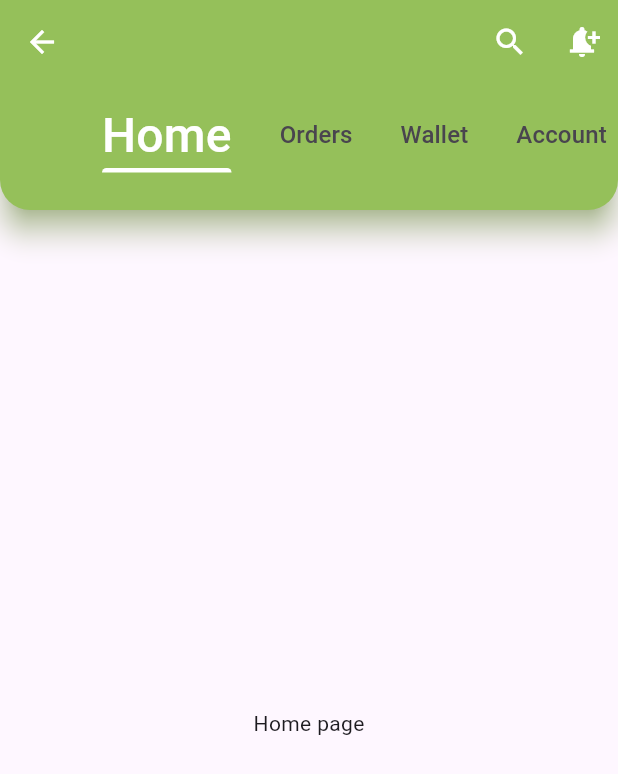
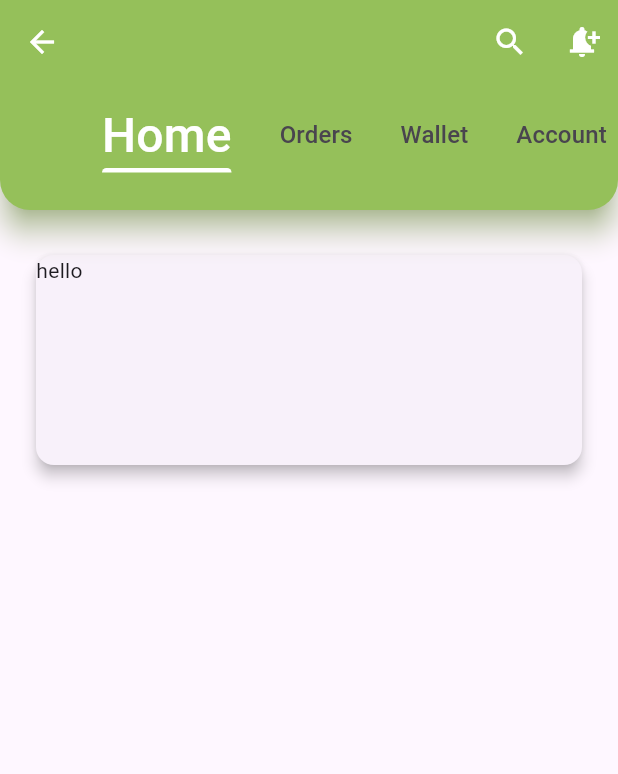
Before and after one commit to bhatganeshdarshan/Flutter-Logistic-app-project, a Flutter app: the screen it shows after launch, on a phone screen of 412 x 824 dp. Shown: the top 774 px of the screen. Run offline on Flutter 3.47's test engine with Material 3 defaults, Android fonts, the phone set to English and light mode, and no system bars; our stand-ins replace country_code_picker, firebase_auth, flutter_screenutil, get, google_fonts, google_maps_flutter and 2 more; missing offline and left inert: flutter_polyline_points; accounts and stored records are empty; project files that could hold a hidden picture were left out.

Commit message:
card added (to enter pick and drop locations)

```diff
--- a/lib/screens/home-page/home.dart
+++ b/lib/screens/home-page/home.dart
@@ -1,5 +1,15 @@
 import 'package:flutter/material.dart';
 
 Widget homePage() {
-  return const Center(child: Text('Home page'));
+  return Container(
+    padding: EdgeInsets.symmetric(vertical: 26, horizontal: 20),
+    // color: Colors.amber,
+    height: 200,
+    width: double.infinity,
+    child: Card(
+      elevation: 4,
+      shadowColor: Colors.black,
+      child: Text("hello"),
+    ),
+  );
 }
```
